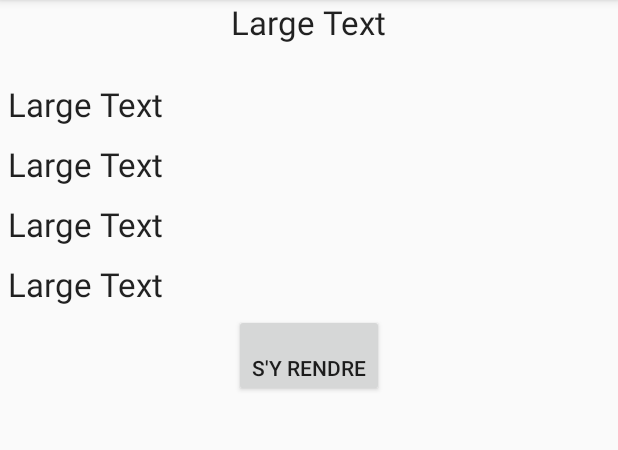
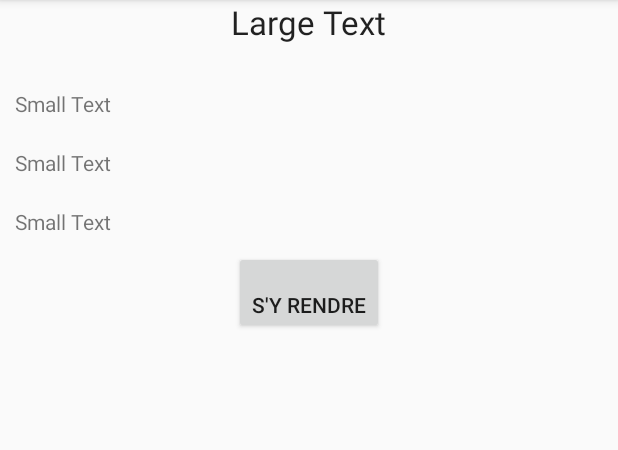
Before and after one commit to maxcleme/IFI-Android, an Android app: the layout restau_desc.xml on its own in the app's theme, with its tools: preview values and no code run, on a phone screen of 412 x 824 dp, the part 84-534 px from its top. Run offline under Robolectric (Android 15) with nearby library versions, the phone set to English and light mode, and no system bars.

Commit message:
FInal version

```diff
--- a/Application/src/main/res/layout/restau_desc.xml
+++ b/Application/src/main/res/layout/restau_desc.xml
@@ -12,42 +12,35 @@
         android:layout_gravity="center_horizontal"
         android:layout_marginBottom="20dp" />
 
-    <TextView
-        android:layout_width="wrap_content"
-        android:layout_height="wrap_content"
-        android:textAppearance="?android:attr/textAppearanceLarge"
-        android:text="Large Text"
-        android:id="@+id/restauTel"
-        android:autoLink="phone"
-        android:layout_gravity="left|center_horizontal"
-        android:layout_margin="5dp" />
+
 
     <TextView
         android:layout_width="wrap_content"
         android:layout_height="wrap_content"
-        android:textAppearance="?android:attr/textAppearanceLarge"
-        android:text="Large Text"
-        android:id="@+id/restauAdresse"
+        android:textAppearance="?android:attr/textAppearanceSmall"
+        android:text="Small Text"
+        android:id="@+id/restauHorraire"
         android:layout_gravity="left|center_horizontal"
-        android:layout_margin="5dp" />
+        android:layout_margin="10dp" />
 
     <TextView
         android:layout_width="wrap_content"
         android:layout_height="wrap_content"
-        android:textAppearance="?android:attr/textAppearanceLarge"
-        android:text="Large Text"
-        android:id="@+id/restauHorraire"
+        android:textAppearance="?android:attr/textAppearanceSmall"
+        android:text="Small Text"
+        android:id="@+id/restauDescription"
         android:layout_gravity="left|center_horizontal"
-        android:layout_margin="5dp" />
+        android:layout_margin="10dp" />
 
     <TextView
         android:layout_width="wrap_content"
         android:layout_height="wrap_content"
-        android:textAppearance="?android:attr/textAppearanceLarge"
-        android:text="Large Text"
-        android:id="@+id/restauDescription"
+        android:textAppearance="?android:attr/textAppearanceSmall"
+        android:text="Small Text"
+        android:id="@+id/restauTel"
+        android:autoLink="phone"
         android:layout_gravity="left|center_horizontal"
-        android:layout_margin="5dp" />
+        android:layout_margin="10dp" />
 
     <Button
         android:layout_width="wrap_content"
@@ -57,4 +50,5 @@
         android:layout_gravity="center_horizontal" />
 
 
+
 </LinearLayout>
```
Also changed, not shown: Application/src/main/java/com/example/android/basiccontactables/activite/RestauDescActivite.java (+14 -14 lines).
